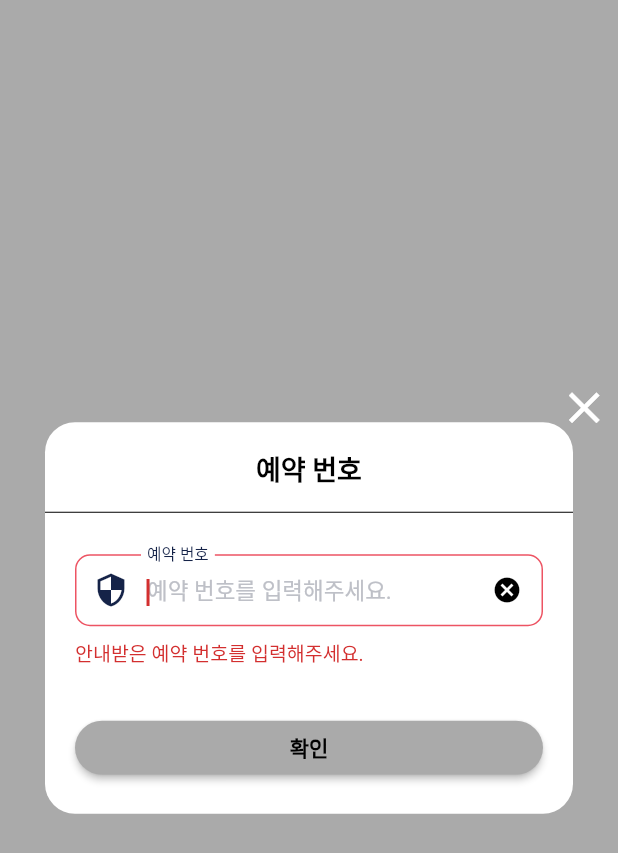
After one commit to narvis2/Reservation-App, a Flutter app: the ReservationCheckDialogScreen screen opened directly, after a tap on "확인", on a phone screen of 412 x 824 dp. The commit adds this screen. Shown: the top 853 px of the screen. Run offline on Flutter 3.47's test engine with Material 2 defaults, Android fonts, the phone set to English and light mode, and no system bars; our stand-ins replace animated_text_kit, animated_toggle_switch, auto_route, carousel_slider, connectivity_plus, dio and 20 more; missing offline and left inert: cupertino_tabbar, custom_pop_up_menu, expandable_bottom_sheet, flutter_naver_map, flutter_rounded_date_picker; accounts and stored records are empty; generated files the repository leaves out were written again; network calls fail.

Commit message:
🦋 예약 정보 확인 기능 추가 🦋

```diff
--- a/lib/presentation/utils/dialog_utils.dart
+++ b/lib/presentation/utils/dialog_utils.dart
@@ -4,6 +4,7 @@ import 'package:lottie/lottie.dart';
 import 'package:reservation_app/domain/model/common/bottom_sheet_model.dart';
 import 'package:reservation_app/presentation/utils/color_constants.dart';
 import 'package:reservation_app/presentation/utils/list_extensions.dart';
+import 'package:reservation_app/presentation/views/main/tabs/search/check/dialog/reservation_check_dialog_screen.dart';
 import 'package:reservation_app/presentation/views/sign/signin_signup_screen.dart';
 
 class DialogUtils {
@@ -277,6 +278,25 @@ class DialogUtils {
     );
   }
 
+  static showInputDialog({
+    required BuildContext context,
+  }) async {
+    await showGeneralDialog(
+      barrierDismissible: true,
+      context: context,
+      barrierLabel: MaterialLocalizations.of(context).modalBarrierDismissLabel,
+      barrierColor: ColorsConstants.dialogBackground,
+      transitionDuration: const Duration(milliseconds: 300),
+      pageBuilder: (
+        BuildContext context,
+        Animation<double> animation,
+        Animation<double> secondaryAnimation,
+      ) {
+        return ReservationCheckDialogScreen(buildContext: context);
+      },
+    );
+  }
+
   static showBottomSheetDialog({
     required BuildContext context,
     required List<BottomSheetModel> itemList,
--- a/lib/presentation/views/main/tabs/home/home_tab_screen.dart
+++ b/lib/presentation/views/main/tabs/home/home_tab_screen.dart
@@ -7,6 +7,7 @@ import 'package:flutter_speed_dial/flutter_speed_dial.dart';
 import 'package:reservation_app/domain/model/notice/notice_model.dart';
 import 'package:reservation_app/presentation/config/router/app_router.dart';
 import 'package:reservation_app/presentation/utils/color_constants.dart';
+import 'package:reservation_app/presentation/utils/dialog_utils.dart';
 import 'package:reservation_app/presentation/views/common/network_error_widget.dart';
 import 'package:reservation_app/presentation/views/common/network_loading_widget.dart';
 import 'package:reservation_app/presentation/views/main/bloc/main_bloc.dart';
@@ -170,7 +171,9 @@ class _HomeTabScreenState extends State<HomeTabScreen> {
           ),
           backgroundColor: ColorsConstants.splashText,
           labelBackgroundColor: ColorsConstants.splashText,
-          onTap: () {},
+          onTap: () {
+            DialogUtils.showInputDialog(context: context);
+          },
         ),
       ],
     );
--- a/lib/presentation/views/main/tabs/search/check/details/bloc/reservation_check_detail_bloc.dart
+++ b/lib/presentation/views/main/tabs/search/check/details/bloc/reservation_check_detail_bloc.dart
@@ -1,6 +1,5 @@
 import 'dart:async';
 
-import 'package:flutter/cupertino.dart';
 import 'package:flutter_bloc/flutter_bloc.dart';
 import 'package:freezed_annotation/freezed_annotation.dart';
 import 'package:reservation_app/domain/model/base/data_state.dart';
@@ -182,8 +181,6 @@ class ReservationCheckDetailBloc
     Emitter<ReservationCheckDetailState> emit,
   ) async {
 
-    debugPrint("👠 event.id 👉 ${event.id}");
-    debugPrint("👠 event.isApproval 👉 ${event.isApproval}");
     emit(
       state.copyWith(
         checkStatus: ReservationCheckStatus.loading,
--- a/lib/presentation/views/main/tabs/search/check/details/widget/reservation_check_dtails_view.dart
+++ b/lib/presentation/views/main/tabs/search/check/details/widget/reservation_check_dtails_view.dart
@@ -151,8 +151,11 @@ class _ReservationCheckDetailsViewState
                         height: 20.0,
                       ),
                     ),
+
                     // 버튼
-                    ReservationCheckDetailButton(
+                    Visibility(
+                      visible: widget.certificationNumber == null,
+                      child: ReservationCheckDetailButton(
                         isAuth: widget.certificationNumber == null &&
                             result.certificationNumber != null,
                         onRemoveClick: () {
@@ -189,6 +192,7 @@ class _ReservationCheckDetailsViewState
                           );
                         },
                       ),
+                    ),
                   ],
                 ),
               ),
--- /dev/null
+++ b/lib/presentation/views/main/tabs/search/check/dialog/reservation_check_dialog_screen.dart
@@ -0,0 +1,182 @@
+import 'package:auto_route/auto_route.dart';
+import 'package:flutter/material.dart';
+import 'package:reservation_app/presentation/config/router/app_router.dart';
+import 'package:reservation_app/presentation/utils/color_constants.dart';
+import 'package:reservation_app/presentation/views/main/tabs/search/check/dialog/widget/check_dialog_confirm_button_widget.dart';
+import 'package:reservation_app/presentation/views/main/tabs/search/check/dialog/widget/check_dialog_input_widget.dart';
+
+class ReservationCheckDialogScreen extends StatefulWidget {
+  final BuildContext buildContext;
+
+  const ReservationCheckDialogScreen({
+    Key? key,
+    required this.buildContext,
+  }) : super(key: key);
+
+  @override
+  State<ReservationCheckDialogScreen> createState() =>
+      _ReservationCheckDialogScreenState();
+}
+
+class _ReservationCheckDialogScreenState
+    extends State<ReservationCheckDialogScreen> {
+  final _formKey = GlobalKey<FormState>();
+  final _inputKey = GlobalKey<FormFieldState>();
+
+  final TextEditingController _inputController = TextEditingController();
+  final _focusNode = FocusNode();
+
+  bool _isInputValidate = false;
+
+  @override
+  void initState() {
+    super.initState();
+    if (mounted) {
+      _onFocusInput(widget.buildContext);
+    }
+  }
+
+  @override
+  void dispose() {
+    _inputController.dispose();
+    _focusNode.dispose();
+    super.dispose();
+  }
+
+  bool _isFocusInput() {
+    return _focusNode.hasFocus;
+  }
+
+  void _onFocusOutInput() {
+    if (_isFocusInput()) {
+      _focusNode.unfocus();
+    }
+  }
+
+  void _onFocusInput(BuildContext context) {
+    if (!_isFocusInput()) {
+      FocusScope.of(context).requestFocus(_focusNode);
+    }
+  }
+
+  @override
+  Widget build(BuildContext context) {
+    return Scaffold(
+      backgroundColor: ColorsConstants.dialogBackground,
+      body: SafeArea(
+        child: Form(
+          key: _formKey,
+          child: Center(
+            child: Stack(children: [
+              Container(
+                margin: EdgeInsets.all(30),
+                decoration: BoxDecoration(
+                  color: ColorsConstants.background,
+                  borderRadius: BorderRadius.circular(
+                    20,
+                  ), // 여기에 반지름 값을 설정합니다
+                ),
+                child: SingleChildScrollView(
+                  child: Column(
+                    children: [
+                      Container(
+                        height: 42,
+                        margin: EdgeInsets.only(top: 10),
+                        decoration: BoxDecoration(
+                          color: Colors.transparent,
+                          borderRadius: BorderRadius.only(
+                            topLeft: Radius.circular(20),
+                            topRight: Radius.circular(20),
+                          ),
+                        ),
+                        child: Center(
+                          child: DefaultTextStyle(
+                            style: TextStyle(
+                              fontSize: 18,
+                              fontWeight: FontWeight.bold,
+                              color: ColorsConstants.boldColor,
+                              letterSpacing: -0.03,
+                            ),
+                            child: Text('예약 번호'),
+                          ),
+                        ),
+                      ),
+                      Divider(
+                        color: ColorsConstants.boldColor,
+                      ),
+                      Container(
+                        constraints: const BoxConstraints.expand(height: 20.0),
+                      ),
+                      CheckDialogInputWidget(
+                        inputKey: _inputKey,
+                        textController: _inputController,
+                        helperText: "안내받은 예약 번호를 입력해주세요.",
+                        hintText: '예약 번호를 입력해주세요.',
+                        labelText: "예약 번호",
+                        focusNode: _focusNode,
+                        inputFormatters: [],
+                        onSubmitted: (value) {
+                          _onFocusOutInput();
+                        },
+                        onChange: (value) {
+                          setState(() {
+                            _isInputValidate = value.isNotEmpty;
+                          });
+                        },
+                        onValidChange: (value) {
+                          final text = value;
+                          if (text != null && text.isEmpty) {
+                            return "안내받은 예약 번호를 입력해주세요.";
+                          }
+
+                          return null;
+                        },
+                      ),
+                      Container(
+                        constraints: const BoxConstraints.expand(
+                          height: 30.0,
+                        ),
+                      ),
+                      CheckDialogConfirmButtonWidget(
+                        title: "확인",
+                        isValid: _isInputValidate,
+                        onClickSignIn: () {
+                          if (!_isInputValidate) {
+                            _onFocusInput(context);
+                            return;
+                          }
+
+                          Navigator.of(widget.buildContext).pop();
+
+                          AutoRouter.of(context).push(
+                            ReservationCheckTabDetailsRoute(
+                              certificationNumber: _inputController.text,
+                            ),
+                          );
+                        },
+                      ),
+                    ],
+                  ),
+                ),
+              ),
+              Positioned(
+                top: -5,
+                right: 0,
+                child: IconButton(
+                  icon: const Icon(
+                    Icons.close,
+                    size: 35,
+                  ),
+                  color: ColorsConstants.background,
+                  onPressed: () {
+                    Navigator.of(widget.buildContext).pop();
+                  },
+                ),
+              ),
+            ]),
+          ),
+        ),
+      ),
+    );
+  }
+}
--- /dev/null
+++ b/lib/presentation/views/main/tabs/search/check/dialog/widget/check_dialog_confirm_button_widget.dart
@@ -0,0 +1,46 @@
+import 'package:flutter/material.dart';
+import 'package:reservation_app/presentation/utils/color_constants.dart';
+
+class CheckDialogConfirmButtonWidget extends StatelessWidget {
+  final String title;
+  final bool isValid;
+  final void Function() onClickSignIn;
+
+  const CheckDialogConfirmButtonWidget({
+    Key? key,
+    required this.title,
+    required this.isValid,
+    required this.onClickSignIn,
+  }) : super(key: key);
+
+  @override
+  Widget build(BuildContext context) {
+    return Container(
+      width: MediaQuery.of(context).size.width,
+      padding: EdgeInsets.only(left: 20, right: 20, bottom: 20),
+      child: ElevatedButton(
+        onPressed: onClickSignIn,
+        style: ButtonStyle(
+          shape: MaterialStateProperty.all<RoundedRectangleBorder>(
+            RoundedRectangleBorder(
+              borderRadius: BorderRadius.circular(
+                50.0,
+              ),
+            ),
+          ),
+          backgroundColor: MaterialStateProperty.all<Color>(
+            isValid ? ColorsConstants.strokeColor : ColorsConstants.primaryButtonBackgroundDisabled,
+          ),
+        ),
+        child: Text(
+          title,
+          style: TextStyle(
+            color: isValid ? ColorsConstants.background : ColorsConstants.boldColor,
+            fontSize: 14,
+            fontWeight: FontWeight.bold,
+          ),
+        ),
+      ),
+    );
+  }
+}
--- /dev/null
+++ b/lib/presentation/views/main/tabs/search/check/dialog/widget/check_dialog_input_widget.dart
@@ -0,0 +1,114 @@
+import 'package:flutter/material.dart';
+import 'package:flutter/services.dart';
+import 'package:reservation_app/presentation/utils/color_constants.dart';
+
+class CheckDialogInputWidget extends StatelessWidget {
+  final GlobalKey<FormFieldState<dynamic>> inputKey;
+  final TextEditingController textController;
+  final String helperText;
+  final String hintText;
+  final String labelText;
+  final FocusNode focusNode;
+  final List<TextInputFormatter>? inputFormatters;
+  final void Function(String value) onSubmitted;
+  final void Function(String value) onChange;
+  final String? Function(String? value) onValidChange;
+
+  const CheckDialogInputWidget({
+    Key? key,
+    required this.inputKey,
+    required this.textController,
+    required this.helperText,
+    required this.hintText,
+    required this.labelText,
+    required this.focusNode,
+    this.inputFormatters,
+    required this.onSubmitted,
+    required this.onChange,
+    required this.onValidChange,
+  }) : super(key: key);
+
+  @override
+  Widget build(BuildContext context) {
+    return Container(
+      margin: EdgeInsets.symmetric(horizontal: 20),
+      child: TextFormField(
+        key: inputKey,
+        controller: textController,
+        autovalidateMode: AutovalidateMode.always,
+        textInputAction: TextInputAction.done,
+        focusNode: focusNode,
+        onFieldSubmitted: (value) {
+          onSubmitted(value);
+        },
+        onChanged: onChange,
+        validator: onValidChange,
+        keyboardType: TextInputType.text,
+        inputFormatters: inputFormatters,
+        maxLines: 1,
+        decoration: InputDecoration(
+          suffixIcon: InkWell(
+            onTap: () => textController.clear(),
+            child: Icon(
+              Icons.cancel,
+              color: ColorsConstants.boldColor,
+              size: 20,
+            ),
+          ),
+          prefixIcon: Icon(
+            Icons.security_outlined,
+          ),
+          prefixIconColor: ColorsConstants.strokeColor,
+          helperText: helperText,
+          helperStyle: TextStyle(
+            color: ColorsConstants.strokeColor,
+          ),
+          iconColor: ColorsConstants.strokeColor,
+          hintText: hintText,
+          hintStyle: TextStyle(
+            color: ColorsConstants.textHint,
+            fontSize: 15,
+          ),
+          labelText: labelText,
+          labelStyle: TextStyle(
+            color: ColorsConstants.strokeColor,
+            fontSize: 14,
+          ),
+          focusedErrorBorder: OutlineInputBorder(
+            borderRadius: BorderRadius.all(Radius.circular(10)),
+            borderSide: BorderSide(
+              color: ColorsConstants.primary,
+              width: 1,
+            ),
+          ),
+          errorBorder: OutlineInputBorder(
+            borderRadius: BorderRadius.all(Radius.circular(10)),
+            borderSide: BorderSide(
+              color: ColorsConstants.primary,
+              width: 1,
+            ),
+          ),
+          enabledBorder: OutlineInputBorder(
+            borderRadius: BorderRadius.all(Radius.circular(10)),
+            borderSide: BorderSide(
+              color: ColorsConstants.primaryButtonBackgroundDisabled,
+              width: 1,
+            ),
+          ),
+          focusedBorder: OutlineInputBorder(
+            borderRadius: BorderRadius.all(Radius.circular(10)),
+            borderSide: BorderSide(
+              color: ColorsConstants.strokeColor,
+              width: 1,
+            ),
+          ),
+          contentPadding: EdgeInsets.symmetric(vertical: 10),
+        ),
+        style: TextStyle(
+          color: ColorsConstants.boldColor,
+          fontSize: 15,
+        ),
+      ),
+    );
+  }
+}
```
Lines whose indentation alone changed are shown as unchanged.
